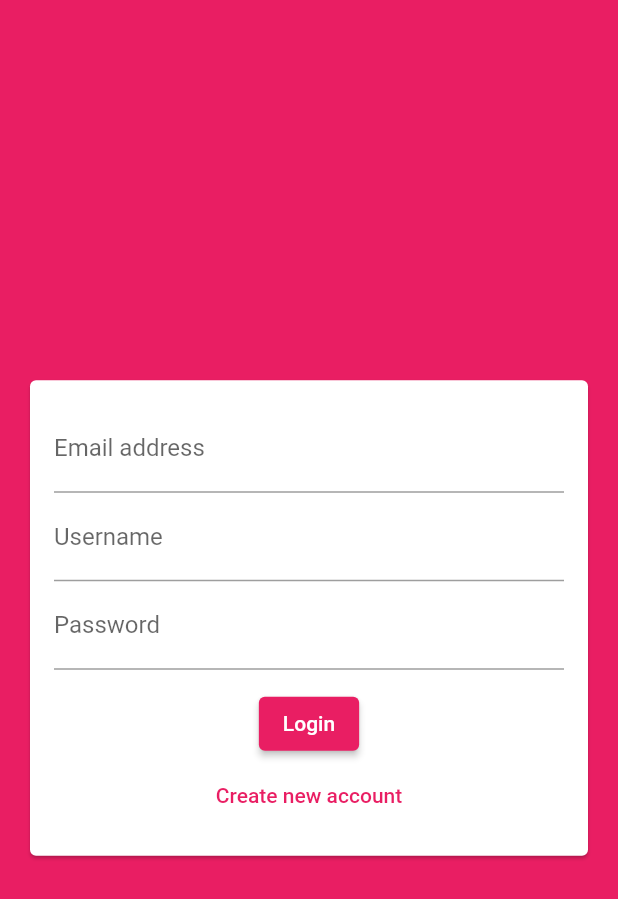
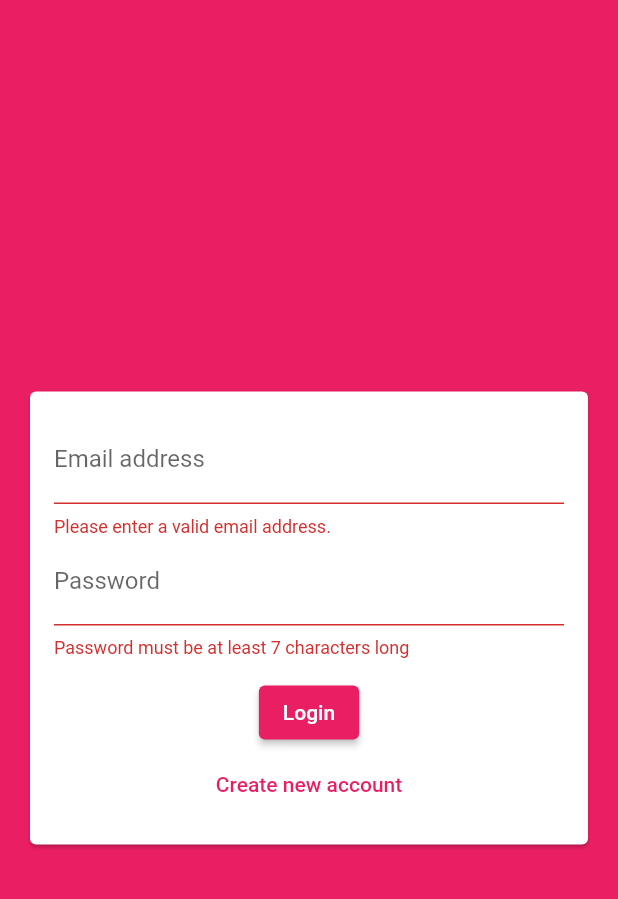
Before and after one commit to jvillarreal2016/flutter-chat-app, a Flutter app: the screen it shows after launch, after a tap on "Login", on a phone screen of 412 x 824 dp. Shown: the top 899 px of the screen. Run offline on Flutter 3.47's test engine with Material 2 defaults, Android fonts, the phone set to English and light mode, and no system bars; our stand-ins replace cloud_firestore, firebase_core; accounts and stored records are empty.

Commit message:
authentication form

```diff
--- a/lib/widgets/auth_form.dart
+++ b/lib/widgets/auth_form.dart
@@ -8,6 +8,24 @@ class AuthForm extends StatefulWidget {
 }
 
 class _AuthFormState extends State<AuthForm> {
+  final _formKey = GlobalKey<FormState>();
+  var _isLogin = true;
+  var _userEmail = '';
+  var _userName = '';
+  var _userPassword = '';
+
+  void _trySubmit() {
+    final isValid = _formKey.currentState!.validate();
+    FocusScope.of(context).unfocus();
+
+    if (isValid) {
+      _formKey.currentState!.save();
+      print(_userEmail);
+      print(_userName);
+      print(_userPassword);
+    }
+  }
+
   @override
   Widget build(BuildContext context) {
     return Center(
@@ -17,32 +35,69 @@ class _AuthFormState extends State<AuthForm> {
           child: Padding(
             padding: EdgeInsets.all(16),
             child: Form(
+              key: _formKey,
               child: Column(
                 mainAxisSize: MainAxisSize.min,
                 children: <Widget>[
                   TextFormField(
+                    key: ValueKey('email'),
+                    validator: (value) {
+                      if (value!.isEmpty || !value.contains('@')) {
+                        return 'Please enter a valid email address.';
+                      }
+                      return null;
+                    },
                     keyboardType: TextInputType.emailAddress,
                     decoration: InputDecoration(
                       labelText: 'Email address',
                     ),
+                    onSaved: (value) {
+                      _userEmail = value!;
+                    },
                   ),
+                  if (!_isLogin)
+                    TextFormField(
+                      key: ValueKey('username'),
+                      validator: (value) {
+                        if (value!.isEmpty || value.length < 4) {
+                          return 'Please enter at least 4 characters';
+                        }
+                        return null;
+                      },
+                      decoration: const InputDecoration(labelText: 'Username'),
+                      onSaved: (value) {
+                        _userName = value!;
+                      },
+                    ),
                   TextFormField(
-                    decoration: InputDecoration(labelText: 'Username'),
-                  ),
-                  TextFormField(
-                    decoration: InputDecoration(labelText: 'Password'),
-                    obscureText: true,
-                  ),
+                      key: ValueKey('password'),
+                      validator: (value) {
+                        if (value!.isEmpty || value.length < 7) {
+                          return 'Password must be at least 7 characters long';
+                        }
+                        return null;
+                      },
+                      decoration: InputDecoration(labelText: 'Password'),
+                      obscureText: true,
+                      onSaved: (value) {
+                        _userPassword = value!;
+                      }),
                   SizedBox(
                     height: 12,
                   ),
                   ElevatedButton(
-                    child: const Text('Login'),
-                    onPressed: () {},
+                    child: Text(_isLogin ? 'Login' : 'Signup'),
+                    onPressed: _trySubmit,
                   ),
                   TextButton(
-                    child: Text('Create new account'),
-                    onPressed: () {},
+                    child: Text(_isLogin
+                        ? 'Create new account'
+                        : 'I already have an account'),
+                    onPressed: () {
+                      setState(() {
+                        _isLogin = !_isLogin;
+                      });
+                    },
                   ),
                 ],
               ),
```
